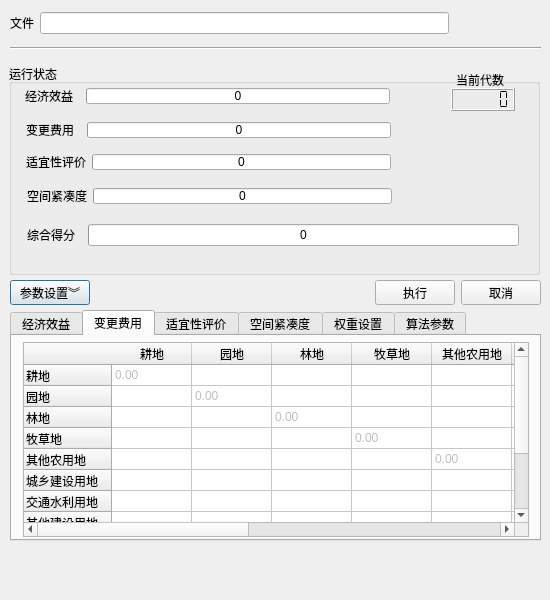
Above: MainForm.ui from artifact113/particle-swarm-optimization before the change. Below: the same form after it.
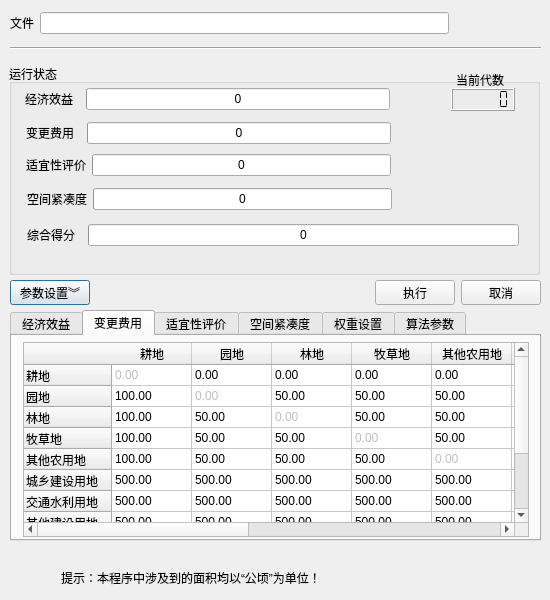
That is the form after the change. The open tabs and pages were chosen to show the change. Icons and pictures are not drawn.

```diff
--- a/MainForm.ui
+++ b/MainForm.ui
@@ -920,6 +920,61 @@
        <set>ItemIsSelectable|ItemIsDragEnabled|ItemIsUserCheckable</set>
       </property>
      </item>
+     <item row="0" column="1">
+      <property name="text">
+       <string>0.00</string>
+      </property>
+     </item>
+     <item row="0" column="2">
+      <property name="text">
+       <string>0.00</string>
+      </property>
+     </item>
+     <item row="0" column="3">
+      <property name="text">
+       <string>0.00</string>
+      </property>
+     </item>
+     <item row="0" column="4">
+      <property name="text">
+       <string>0.00</string>
+      </property>
+     </item>
+     <item row="0" column="5">
+      <property name="text">
+       <string>0.00</string>
+      </property>
+     </item>
+     <item row="0" column="6">
+      <property name="text">
+       <string>0.00</string>
+      </property>
+     </item>
+     <item row="0" column="7">
+      <property name="text">
+       <string>0.00</string>
+      </property>
+     </item>
+     <item row="0" column="8">
+      <property name="text">
+       <string>0.00</string>
+      </property>
+     </item>
+     <item row="0" column="9">
+      <property name="text">
+       <string>0.00</string>
+      </property>
+     </item>
+     <item row="0" column="10">
+      <property name="text">
+       <string>0.00</string>
+      </property>
+     </item>
+     <item row="1" column="0">
+      <property name="text">
+       <string>100.00</string>
+      </property>
+     </item>
      <item row="1" column="1">
       <property name="text">
        <string>0.00</string>
@@ -931,6 +986,61 @@
        <set>ItemIsSelectable|ItemIsDragEnabled|ItemIsUserCheckable</set>
       </property>
      </item>
+     <item row="1" column="2">
+      <property name="text">
+       <string>50.00</string>
+      </property>
+     </item>
+     <item row="1" column="3">
+      <property name="text">
+       <string>50.00</string>
+      </property>
+     </item>
+     <item row="1" column="4">
+      <property name="text">
+       <string>50.00</string>
+      </property>
+     </item>
+     <item row="1" column="5">
+      <property name="text">
+       <string>50.00</string>
+      </property>
+     </item>
+     <item row="1" column="6">
+      <property name="text">
+       <string>50.00</string>
+      </property>
+     </item>
+     <item row="1" column="7">
+      <property name="text">
+       <string>50.00</string>
+      </property>
+     </item>
+     <item row="1" column="8">
+      <property name="text">
+       <string>50.00</string>
+      </property>
+     </item>
+     <item row="1" column="9">
+      <property name="text">
+       <string>50.00</string>
+      </property>
+     </item>
+     <item row="1" column="10">
+      <property name="text">
+       <string>50.00</string>
+      </property>
+     </item>
+     <item row="2" column="0">
+      <property name="text">
+       <string>100.00</string>
+      </property>
+     </item>
+     <item row="2" column="1">
+      <property name="text">
+       <string>50.00</string>
+      </property>
+     </item>
      <item row="2" column="2">
       <property name="text">
        <string>0.00</string>
@@ -942,6 +1052,61 @@
        <set>ItemIsSelectable|ItemIsDragEnabled|ItemIsUserCheckable</set>
       </property>
      </item>
+     <item row="2" column="3">
+      <property name="text">
+       <string>50.00</string>
+      </property>
+     </item>
+     <item row="2" column="4">
+      <property name="text">
+       <string>50.00</string>
+      </property>
+     </item>
+     <item row="2" column="5">
+      <property name="text">
+       <string>50.00</string>
+      </property>
+     </item>
+     <item row="2" column="6">
+      <property name="text">
+       <string>50.00</string>
+      </property>
+     </item>
+     <item row="2" column="7">
+      <property name="text">
+       <string>50.00</string>
+      </property>
+     </item>
+     <item row="2" column="8">
+      <property name="text">
+       <string>50.00</string>
+      </property>
+     </item>
+     <item row="2" column="9">
+      <property name="text">
+       <string>50.00</string>
+      </property>
+     </item>
+     <item row="2" column="10">
+      <property name="text">
+       <string>50.00</string>
+      </property>
+     </item>
+     <item row="3" column="0">
+      <property name="text">
+       <string>100.00</string>
+      </property>
+     </item>
+     <item row="3" column="1">
+      <property name="text">
+       <string>50.00</string>
+      </property>
+     </item>
+     <item row="3" column="2">
+      <property name="text">
+       <string>50.00</string>
+      </property>
+     </item>
      <item row="3" column="3">
       <property name="text">
        <string>0.00</string>
@@ -950,6 +1115,61 @@
        <set>ItemIsSelectable|ItemIsDragEnabled|ItemIsUserCheckable</set>
       </property>
      </item>
+     <item row="3" column="4">
+      <property name="text">
+       <string>50.00</string>
+      </property>
+     </item>
+     <item row="3" column="5">
+      <property name="text">
+       <string>50.00</string>
+      </property>
+     </item>
+     <item row="3" column="6">
+      <property name="text">
+       <string>50.00</string>
+      </property>
+     </item>
+     <item row="3" column="7">
+      <property name="text">
+       <string>50.00</string>
+      </property>
+     </item>
+     <item row="3" column="8">
+      <property name="text">
+       <string>50.00</string>
+      </property>
+     </item>
+     <item row="3" column="9">
+      <property name="text">
+       <string>50.00</string>
+      </property>
+     </item>
+     <item row="3" column="10">
+      <property name="text">
+       <string>50.00</string>
+      </property>
+     </item>
+     <item row="4" column="0">
+      <property name="text">
+       <string>100.00</string>
+      </property>
+     </item>
+     <item row="4" column="1">
+      <property name="text">
+       <string>50.00</string>
+      </property>
+     </item>
+     <item row="4" column="2">
+      <property name="text">
+       <string>50.00</string>
+      </property>
+     </item>
+     <item row="4" column="3">
+      <property name="text">
+       <string>50.00</string>
+      </property>
+     </item>
      <item row="4" column="4">
       <property name="text">
        <string>0.00</string>
@@ -958,6 +1178,61 @@
        <set>ItemIsSelectable|ItemIsDragEnabled|ItemIsUserCheckable</set>
       </property>
      </item>
+     <item row="4" column="5">
+      <property name="text">
+       <string>50.00</string>
+      </property>
+     </item>
+     <item row="4" column="6">
+      <property name="text">
+       <string>50.00</string>
+      </property>
+     </item>
+     <item row="4" column="7">
+      <property name="text">
+       <string>50.00</string>
+      </property>
+     </item>
+     <item row="4" column="8">
+      <property name="text">
+       <string>50.00</string>
+      </property>
+     </item>
+     <item row="4" column="9">
+      <property name="text">
+       <string>50.00</string>
+      </property>
+     </item>
+     <item row="4" column="10">
+      <property name="text">
+       <string>50.00</string>
+      </property>
+     </item>
+     <item row="5" column="0">
+      <property name="text">
+       <string>500.00</string>
+      </property>
+     </item>
+     <item row="5" column="1">
+      <property name="text">
+       <string>500.00</string>
+      </property>
+     </item>
+     <item row="5" column="2">
+      <property name="text">
+       <string>500.00</string>
+      </property>
+     </item>
+     <item row="5" column="3">
+      <property name="text">
+       <string>500.00</string>
+      </property>
+     </item>
+     <item row="5" column="4">
+      <property name="text">
+       <string>500.00</string>
+      </property>
+     </item>
      <item row="5" column="5">
       <property name="text">
        <string>0.00</string>
@@ -966,6 +1241,61 @@
        <set>ItemIsSelectable|ItemIsDragEnabled|ItemIsUserCheckable</set>
       </property>
      </item>
+     <item row="5" column="6">
+      <property name="text">
+       <string>0.00</string>
+      </property>
+     </item>
+     <item row="5" column="7">
+      <property name="text">
+       <string>0.00</string>
+      </property>
+     </item>
+     <item row="5" column="8">
+      <property name="text">
+       <string>200.00</string>
+      </property>
+     </item>
+     <item row="5" column="9">
+      <property name="text">
+       <string>200.00</string>
+      </property>
+     </item>
+     <item row="5" column="10">
+      <property name="text">
+       <string>200.00</string>
+      </property>
+     </item>
+     <item row="6" column="0">
+      <property name="text">
+       <string>500.00</string>
+      </property>
+     </item>
+     <item row="6" column="1">
+      <property name="text">
+       <string>500.00</string>
+      </property>
+     </item>
+     <item row="6" column="2">
+      <property name="text">
+       <string>500.00</string>
+      </property>
+     </item>
+     <item row="6" column="3">
+      <property name="text">
+       <string>500.00</string>
+      </property>
+     </item>
+     <item row="6" column="4">
+      <property name="text">
+       <string>500.00</string>
+      </property>
+     </item>
+     <item row="6" column="5">
+      <property name="text">
+       <string>0.00</string>
+      </property>
+     </item>
      <item row="6" column="6">
       <property name="text">
        <string>0.00</string>
@@ -974,6 +1304,61 @@
        <set>ItemIsSelectable|ItemIsDragEnabled|ItemIsUserCheckable</set>
       </property>
      </item>
+     <item row="6" column="7">
+      <property name="text">
+       <string>0.00</string>
+      </property>
+     </item>
+     <item row="6" column="8">
+      <property name="text">
+       <string>200.00</string>
+      </property>
+     </item>
+     <item row="6" column="9">
+      <property name="text">
+       <string>200.00</string>
+      </property>
+     </item>
+     <item row="6" column="10">
+      <property name="text">
+       <string>200.00</string>
+      </property>
+     </item>
+     <item row="7" column="0">
+      <property name="text">
+       <string>500.00</string>
+      </property>
+     </item>
+     <item row="7" column="1">
+      <property name="text">
+       <string>500.00</string>
+      </property>
+     </item>
+     <item row="7" column="2">
+      <property name="text">
+       <string>500.00</string>
+      </property>
+     </item>
+     <item row="7" column="3">
+      <property name="text">
+       <string>500.00</string>
+      </property>
+     </item>
+     <item row="7" column="4">
+      <property name="text">
+       <string>500.00</string>
+      </property>
+     </item>
+     <item row="7" column="5">
+      <property name="text">
+       <string>0.00</string>
+      </property>
+     </item>
+     <item row="7" column="6">
+      <property name="text">
+       <string>0.00</string>
+      </property>
+     </item>
      <item row="7" column="7">
       <property name="text">
        <string>0.00</string>
@@ -982,14 +1367,124 @@
        <set>ItemIsSelectable|ItemIsDragEnabled|ItemIsUserCheckable</set>
       </property>
      </item>
+     <item row="7" column="8">
+      <property name="text">
+       <string>200.00</string>
+      </property>
+     </item>
+     <item row="7" column="9">
+      <property name="text">
+       <string>200.00</string>
+      </property>
+     </item>
+     <item row="7" column="10">
+      <property name="text">
+       <string>200.00</string>
+      </property>
+     </item>
+     <item row="8" column="0">
+      <property name="text">
+       <string>200.00</string>
+      </property>
+     </item>
+     <item row="8" column="1">
+      <property name="text">
+       <string>500.00</string>
+      </property>
+     </item>
+     <item row="8" column="2">
+      <property name="text">
+       <string>300.00</string>
+      </property>
+     </item>
+     <item row="8" column="3">
+      <property name="text">
+       <string>300.00</string>
+      </property>
+     </item>
+     <item row="8" column="4">
+      <property name="text">
+       <string>300.00</string>
+      </property>
+     </item>
+     <item row="8" column="5">
+      <property name="text">
+       <string>300.00</string>
+      </property>
+     </item>
+     <item row="8" column="6">
+      <property name="text">
+       <string>300.00</string>
+      </property>
+     </item>
+     <item row="8" column="7">
+      <property name="text">
+       <string>300.00</string>
+      </property>
+     </item>
      <item row="8" column="8">
       <property name="text">
-       <string>0.00</string>
+       <string>200.00</string>
       </property>
       <property name="flags">
        <set>ItemIsSelectable|ItemIsDragEnabled|ItemIsUserCheckable</set>
       </property>
      </item>
+     <item row="8" column="9">
+      <property name="text">
+       <string>200.00</string>
+      </property>
+     </item>
+     <item row="8" column="10">
+      <property name="text">
+       <string>200.00</string>
+      </property>
+     </item>
+     <item row="9" column="0">
+      <property name="text">
+       <string>200.00</string>
+      </property>
+     </item>
+     <item row="9" column="1">
+      <property name="text">
+       <string>200.00</string>
+      </property>
+     </item>
+     <item row="9" column="2">
+      <property name="text">
+       <string>300.00</string>
+      </property>
+     </item>
+     <item row="9" column="3">
+      <property name="text">
+       <string>300.00</string>
+      </property>
+     </item>
+     <item row="9" column="4">
+      <property name="text">
+       <string>300.00</string>
+      </property>
+     </item>
+     <item row="9" column="5">
+      <property name="text">
+       <string>300.00</string>
+      </property>
+     </item>
+     <item row="9" column="6">
+      <property name="text">
+       <string>300.00</string>
+      </property>
+     </item>
+     <item row="9" column="7">
+      <property name="text">
+       <string>300.00</string>
+      </property>
+     </item>
+     <item row="9" column="8">
+      <property name="text">
+       <string>300.00</string>
+      </property>
+     </item>
      <item row="9" column="9">
       <property name="text">
        <string>0.00</string>
@@ -998,6 +1493,61 @@
        <set>ItemIsSelectable|ItemIsDragEnabled|ItemIsUserCheckable</set>
       </property>
      </item>
+     <item row="9" column="10">
+      <property name="text">
+       <string>300.00</string>
+      </property>
+     </item>
+     <item row="10" column="0">
+      <property name="text">
+       <string>200.00</string>
+      </property>
+     </item>
+     <item row="10" column="1">
+      <property name="text">
+       <string>200.00</string>
+      </property>
+     </item>
+     <item row="10" column="2">
+      <property name="text">
+       <string>300.00</string>
+      </property>
+     </item>
+     <item row="10" column="3">
+      <property name="text">
+       <string>300.00</string>
+      </property>
+     </item>
+     <item row="10" column="4">
+      <property name="text">
+       <string>300.00</string>
+      </property>
+     </item>
+     <item row="10" column="5">
+      <property name="text">
+       <string>300.00</string>
+      </property>
+     </item>
+     <item row="10" column="6">
+      <property name="text">
+       <string>300.00</string>
+      </property>
+     </item>
+     <item row="10" column="7">
+      <property name="text">
+       <string>300.00</string>
+      </property>
+     </item>
+     <item row="10" column="8">
+      <property name="text">
+       <string>300.00</string>
+      </property>
+     </item>
+     <item row="10" column="9">
+      <property name="text">
+       <string>300.00</string>
+      </property>
+     </item>
      <item row="10" column="10">
       <property name="text">
        <string>0.00</string>
@@ -1883,10 +2433,10 @@
     </rect>
    </property>
    <property name="text">
-    <string/>
+    <string>提示：本程序中涉及到的面积均以“公顷”为单位！</string>
    </property>
    <property name="textFormat">
-    <enum>Qt::AutoText</enum>
+    <enum>Qt::LogText</enum>
    </property>
   </widget>
   <widget class="QStackedWidget" name="stackedWidget">
@@ -3161,7 +3711,7 @@
         <x>17</x>
         <y>90</y>
         <width>365</width>
-        <height>16</height>
+        <height>22</height>
        </rect>
       </property>
       <layout class="QFormLayout" name="formLayout_29">
@@ -3193,7 +3743,7 @@
         <x>17</x>
         <y>58</y>
         <width>365</width>
-        <height>16</height>
+        <height>22</height>
        </rect>
       </property>
       <layout class="QFormLayout" name="formLayout_30">
@@ -3228,7 +3778,7 @@
         <x>16</x>
         <y>24</y>
         <width>365</width>
-        <height>16</height>
+        <height>22</height>
        </rect>
       </property>
       <layout class="QFormLayout" name="formLayout_31">
@@ -3299,13 +3849,13 @@
        <string>当前代数</string>
       </property>
      </widget>
-     <widget class="QWidget" name="">
+     <widget class="QWidget" name="layoutWidget">
       <property name="geometry">
        <rect>
         <x>18</x>
         <y>124</y>
         <width>365</width>
-        <height>16</height>
+        <height>22</height>
        </rect>
       </property>
       <layout class="QFormLayout" name="formLayout_28">
```
Left out of the diff: 32 changed lines with no effect on the pictures.
